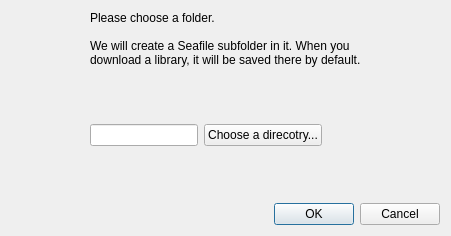
Above: ui/init-seafile-dialog.ui from haiwen/seafile-client before the change. Below: the same form after it.
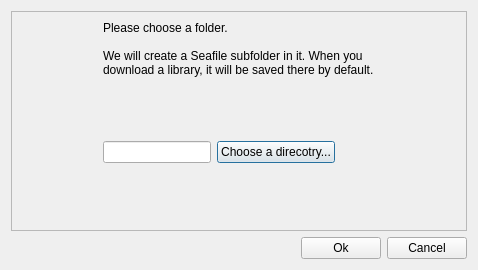
That is the form after the change.

Commit message: finished init-seafile-dialog

Patch:
```diff
--- a/ui/init-seafile-dialog.ui
+++ b/ui/init-seafile-dialog.ui
@@ -6,8 +6,8 @@
    <rect>
     <x>0</x>
     <y>0</y>
-    <width>451</width>
-    <height>236</height>
+    <width>478</width>
+    <height>270</height>
    </rect>
   </property>
   <property name="windowTitle">
@@ -15,6 +15,13 @@
   </property>
   <layout class="QVBoxLayout" name="verticalLayout_2">
    <item>
+    <widget class="QFrame" name="frame">
+     <property name="frameShape">
+      <enum>QFrame::StyledPanel</enum>
+     </property>
+     <property name="frameShadow">
+      <enum>QFrame::Raised</enum>
+     </property>
     <layout class="QHBoxLayout" name="horizontalLayout_2">
      <item>
       <spacer name="horizontalSpacer">
@@ -116,18 +123,45 @@
       </spacer>
      </item>
     </layout>
+    </widget>
    </item>
    <item>
-    <widget class="QDialogButtonBox" name="buttonBox">
+    <layout class="QHBoxLayout" name="horizontalLayout_3">
+     <item>
+      <spacer name="horizontalSpacer_4">
      <property name="orientation">
       <enum>Qt::Horizontal</enum>
      </property>
-     <property name="standardButtons">
-      <set>QDialogButtonBox::Cancel|QDialogButtonBox::Ok</set>
-     </property>
-    </widget>
-   </item>
-  </layout>
+       <property name="sizeHint" stdset="0">
+        <size>
+         <width>40</width>
+         <height>20</height>
+        </size>
+       </property>
+      </spacer>
+     </item>
+     <item>
+      <widget class="QPushButton" name="mOkBtn">
+       <property name="text">
+        <string>Ok</string>
+       </property>
+      </widget>
+     </item>
+     <item>
+      <widget class="QPushButton" name="pushButton_2">
+       <property name="text">
+        <string>Cancel</string>
+       </property>
+      </widget>
+     </item>
+    </layout>
+   </item>
+  </layout>
+  <zorder>horizontalSpacer_4</zorder>
+  <zorder>mOkBtn</zorder>
+  <zorder>pushButton_2</zorder>
+  <zorder>frame</zorder>
+  <zorder>verticalSpacer_2</zorder>
  </widget>
  <resources/>
  <connections>
```
Left out of the diff: 30 changed lines with no effect on the pictures. Lines whose indentation alone changed are shown as unchanged. The commit also changes 5 other files.
